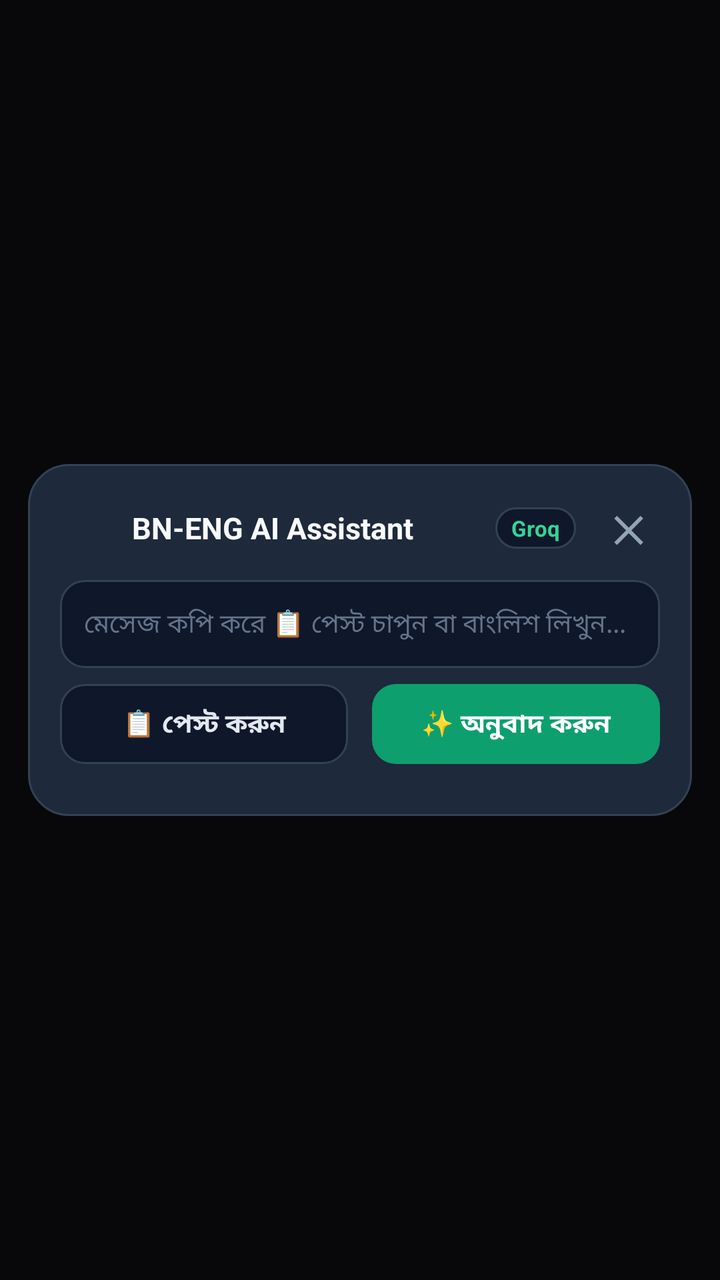
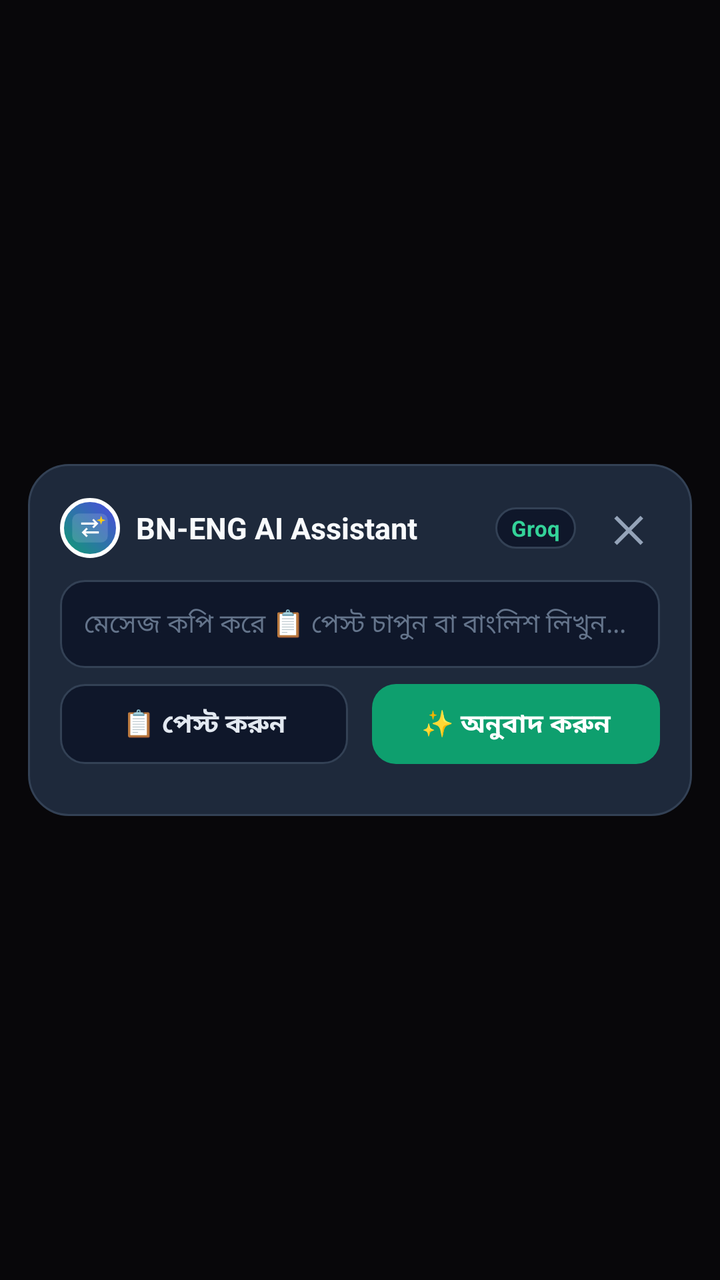

Compare the two renders of this Android layout. The source of the first and the diff that turns it into the second are given below.
<!-- AndroidManifest.xml: application theme Theme.BnEngAssistant -->
<!-- res/layout/overlay_translator_sheet.xml -->
<?xml version="1.0" encoding="utf-8"?>
<FrameLayout xmlns:android="http://schemas.android.com/apk/res/android"
    android:id="@+id/overlayBackdrop"
    android:layout_width="match_parent"
    android:layout_height="match_parent"
    android:background="#99000000"
    android:padding="14dp">

    <LinearLayout
        android:id="@+id/overlayCard"
        android:layout_width="match_parent"
        android:layout_height="wrap_content"
        android:layout_gravity="center"
        android:background="@drawable/overlay_card_bg"
        android:clickable="true"
        android:focusable="true"
        android:orientation="vertical"
        android:padding="16dp">

        
        <LinearLayout
            android:layout_width="match_parent"
            android:layout_height="wrap_content"
            android:gravity="center_vertical"
            android:orientation="horizontal"
            android:layout_marginBottom="10dp">

            <ImageView
                android:layout_width="28dp"
                android:layout_height="28dp"
                android:layout_marginEnd="8dp"
                android:contentDescription="BN-ENG Logo"
                android:scaleType="centerCrop"
                android:src="@mipmap/ic_launcher_round" />

            <TextView
                android:layout_width="0dp"
                android:layout_height="wrap_content"
                android:layout_weight="1"
                android:text="BN-ENG AI Assistant"
                android:textColor="#F8FAFC"
                android:textSize="15sp"
                android:textStyle="bold" />

            <TextView
                android:id="@+id/tvProviderBadge"
                android:layout_width="wrap_content"
                android:layout_height="wrap_content"
                android:layout_marginEnd="10dp"
                android:background="@drawable/overlay_input_bg"
                android:paddingHorizontal="8dp"
                android:paddingVertical="3dp"
                android:text="Groq"
                android:textColor="#34D399"
                android:textSize="11sp"
                android:textStyle="bold" />

            <TextView
                android:id="@+id/btnOverlayClose"
                android:layout_width="32dp"
                android:layout_height="32dp"
                android:gravity="center"
                android:text="✕"
                android:textColor="#94A3B8"
                android:textSize="18sp"
                android:textStyle="bold" />
        </LinearLayout>

        
        <EditText
            android:id="@+id/etOverlayInput"
            android:layout_width="match_parent"
            android:layout_height="wrap_content"
            android:background="@drawable/overlay_input_bg"
            android:hint="মেসেজ কপি করে 📋 পেস্ট চাপুন বা বাংলিশ লিখুন..."
            android:maxLines="3"
            android:minHeight="44dp"
            android:paddingHorizontal="12dp"
            android:paddingVertical="10dp"
            android:textColor="#F8FAFC"
            android:textColorHint="#64748B"
            android:textSize="13sp" />

        
        <LinearLayout
            android:layout_width="match_parent"
            android:layout_height="wrap_content"
            android:layout_marginTop="8dp"
            android:layout_marginBottom="10dp"
            android:orientation="horizontal">

            <TextView
                android:id="@+id/btnOverlayPaste"
                android:layout_width="0dp"
                android:layout_height="40dp"
                android:layout_marginEnd="6dp"
                android:layout_weight="1"
                android:background="@drawable/overlay_input_bg"
                android:clickable="true"
                android:focusable="true"
                android:gravity="center"
                android:text="📋 পেস্ট করুন"
                android:textColor="#E2E8F0"
                android:textSize="13sp"
                android:textStyle="bold" />

            <TextView
                android:id="@+id/btnOverlayTranslate"
                android:layout_width="0dp"
                android:layout_height="40dp"
                android:layout_marginStart="6dp"
                android:layout_weight="1"
                android:background="@drawable/overlay_primary_btn_bg"
                android:clickable="true"
                android:focusable="true"
                android:gravity="center"
                android:text="✨ অনুবাদ করুন"
                android:textColor="#FFFFFF"
                android:textSize="13sp"
                android:textStyle="bold" />
        </LinearLayout>

        
        <LinearLayout
            android:id="@+id/layoutOverlayLoading"
            android:layout_width="match_parent"
            android:layout_height="wrap_content"
            android:gravity="center"
            android:orientation="horizontal"
            android:paddingVertical="16dp"
            android:visibility="gone">

            <ProgressBar
                android:layout_width="24dp"
                android:layout_height="24dp"
                android:indeterminateTint="#10B981" />

            <TextView
                android:layout_width="wrap_content"
                android:layout_height="wrap_content"
                android:layout_marginStart="10dp"
                android:text="AI অনুবাদ তৈরি করছে..."
                android:textColor="#94A3B8"
                android:textSize="13sp" />
        </LinearLayout>

        
        <TextView
            android:id="@+id/tvOverlayError"
            android:layout_width="match_parent"
            android:layout_height="wrap_content"
            android:background="#33EF4444"
            android:padding="10dp"
            android:textColor="#FCA5A5"
            android:textSize="12sp"
            android:visibility="gone" />

        
        <ScrollView
            android:id="@+id/scrollOverlayResult"
            android:layout_width="match_parent"
            android:layout_height="wrap_content"
            android:visibility="gone">

            <LinearLayout
                android:layout_width="match_parent"
                android:layout_height="wrap_content"
                android:orientation="vertical">

                <TextView
                    android:id="@+id/tvOverlayHeaderLabel"
                    android:layout_width="wrap_content"
                    android:layout_height="wrap_content"
                    android:text="বাংলা অর্থ:"
                    android:textColor="#34D399"
                    android:textSize="11sp"
                    android:textStyle="bold" />

                <TextView
                    android:id="@+id/tvOverlayMeaning"
                    android:layout_width="match_parent"
                    android:layout_height="wrap_content"
                    android:layout_marginTop="4dp"
                    android:layout_marginBottom="10dp"
                    android:lineSpacingExtra="2dp"
                    android:textColor="#F8FAFC"
                    android:textSize="14sp" />

                <TextView
                    android:id="@+id/tvOverlayRepliesLabel"
                    android:layout_width="wrap_content"
                    android:layout_height="wrap_content"
                    android:layout_marginBottom="6dp"
                    android:text="যেকোনো রিপ্লাই ট্যাপ করলে কপি ও রিপ্লেস হবে:"
                    android:textColor="#94A3B8"
                    android:textSize="11sp" />

                <TextView
                    android:id="@+id/btnOverlayCasual"
                    android:layout_width="match_parent"
                    android:layout_height="wrap_content"
                    android:layout_marginBottom="6dp"
                    android:background="@drawable/overlay_reply_btn_bg"
                    android:padding="10dp"
                    android:textColor="#F8FAFC"
                    android:textSize="13sp" />

                <TextView
                    android:id="@+id/btnOverlayProfessional"
                    android:layout_width="match_parent"
                    android:layout_height="wrap_content"
                    android:layout_marginBottom="6dp"
                    android:background="@drawable/overlay_reply_btn_bg"
                    android:padding="10dp"
                    android:textColor="#F8FAFC"
                    android:textSize="13sp" />

                <TextView
                    android:id="@+id/btnOverlayPolite"
                    android:layout_width="match_parent"
                    android:layout_height="wrap_content"
                    android:layout_marginBottom="6dp"
                    android:background="@drawable/overlay_reply_btn_bg"
                    android:padding="10dp"
                    android:textColor="#F8FAFC"
                    android:textSize="13sp" />

                <TextView
                    android:id="@+id/btnOverlayConcise"
                    android:layout_width="match_parent"
                    android:layout_height="wrap_content"
                    android:background="@drawable/overlay_reply_btn_bg"
                    android:padding="10dp"
                    android:textColor="#F8FAFC"
                    android:textSize="13sp" />
            </LinearLayout>
        </ScrollView>
    </LinearLayout>
</FrameLayout>
<!-- resources referenced by this layout -->
<resources>
  <!-- drawable overlay_card_bg (drawable) -->
  <?xml version="1.0" encoding="utf-8"?>
  <shape xmlns:android="http://schemas.android.com/apk/res/android"
      android:shape="rectangle">
      <solid android:color="#1E293B" />
      <corners android:radius="20dp" />
      <stroke android:width="1dp" android:color="#334155" />
  </shape>
  <!-- drawable overlay_input_bg (drawable) -->
  <?xml version="1.0" encoding="utf-8"?>
  <shape xmlns:android="http://schemas.android.com/apk/res/android"
      android:shape="rectangle">
      <solid android:color="#0F172A" />
      <corners android:radius="12dp" />
      <stroke android:width="1dp" android:color="#334155" />
  </shape>
  <!-- drawable overlay_primary_btn_bg (drawable) -->
  <?xml version="1.0" encoding="utf-8"?>
  <shape xmlns:android="http://schemas.android.com/apk/res/android"
      android:shape="rectangle">
      <solid android:color="#0E9F6E" />
      <corners android:radius="12dp" />
  </shape>
  <!-- drawable overlay_reply_btn_bg (drawable) -->
  <?xml version="1.0" encoding="utf-8"?>
  <shape xmlns:android="http://schemas.android.com/apk/res/android"
      android:shape="rectangle">
      <solid android:color="#0F172A" />
      <corners android:radius="12dp" />
      <stroke android:width="1dp" android:color="#0E9F6E" />
  </shape>
  <!-- mipmap ic_launcher_round (mipmap-anydpi-v26) -->
  <?xml version="1.0" encoding="utf-8"?>
  <adaptive-icon xmlns:android="http://schemas.android.com/apk/res/android">
      <background android:drawable="@drawable/ic_launcher_background" />
      <foreground android:drawable="@drawable/ic_launcher_foreground" />
  </adaptive-icon>
  <style name="Theme.BnEngAssistant" parent="Theme.Material3.Dark.NoActionBar">
          <item name="colorPrimary">@color/primary</item>
          <item name="colorSecondary">@color/accent</item>
          <item name="android:statusBarColor">@color/background</item>
          <item name="android:navigationBarColor">@color/background</item>
      </style>
  <!-- drawable ic_launcher_background (drawable) -->
  <?xml version="1.0" encoding="utf-8"?>
  <shape xmlns:android="http://schemas.android.com/apk/res/android"
      android:shape="rectangle">
      <gradient
          android:angle="135"
          android:startColor="#0E9F6E"
          android:centerColor="#057A55"
          android:endColor="#4F46E5" />
  </shape>
  <!-- drawable ic_launcher_foreground (drawable) -->
  <?xml version="1.0" encoding="utf-8"?>
  <vector xmlns:android="http://schemas.android.com/apk/res/android"
      android:width="108dp"
      android:height="108dp"
      android:viewportWidth="108"
      android:viewportHeight="108">
  
      
      <path
          android:fillColor="#25FFFFFF"
          android:pathData="M34,28h40a12,12 0 0,1 12,12v28a12,12 0 0,1 -12,12h-40a12,12 0 0,1 -12,-12v-28a12,12 0 0,1 12,-12z" />
  
      
      <path
          android:fillColor="#FFFFFF"
          android:pathData="M38,44h24l-4,-4l2.5,-2.5l8.5,8.5l-8.5,8.5l-2.5,-2.5l4,-4h-24z" />
  
      
      <path
          android:fillColor="#FFFFFF"
          android:pathData="M70,64h-24l4,4l-2.5,2.5l-8.5,-8.5l8.5,-8.5l2.5,2.5l-4,4h24z" />
  
      
      <path
          android:fillColor="#FACC15"
          android:pathData="M74,32L76,38L82,40L76,42L74,48L72,42L66,40L72,38Z" />
  
  </vector>
  <color name="primary">#0E9F6E</color>
  <color name="accent">#4F46E5</color>
  <color name="background">#0F172A</color>
</resources>

<!-- the commit's change to res/layout/overlay_translator_sheet.xml (unified diff, before → after) -->
@@ -25,13 +25,19 @@
             android:orientation="horizontal"
             android:layout_marginBottom="10dp">
 
-            <ImageView
-                android:layout_width="28dp"
-                android:layout_height="28dp"
+            <FrameLayout
+                android:layout_width="30dp"
+                android:layout_height="30dp"
                 android:layout_marginEnd="8dp"
-                android:contentDescription="BN-ENG Logo"
-                android:scaleType="centerCrop"
-                android:src="@mipmap/ic_launcher_round" />
+                android:background="@drawable/rounded_brand_bg">
+                <ImageView
+                    android:layout_width="30dp"
+                    android:layout_height="30dp"
+                    android:layout_gravity="center"
+                    android:contentDescription="BN-ENG Logo"
+                    android:scaleType="centerInside"
+                    android:src="@drawable/ic_launcher_foreground" />
+            </FrameLayout>
 
             <TextView
                 android:layout_width="0dp"
<!-- resource entries referenced after the edit -->
@@ -31,28 +31,24 @@
       <corners android:radius="12dp" />
       <stroke android:width="1dp" android:color="#0E9F6E" />
   </shape>
-  <!-- mipmap ic_launcher_round (mipmap-anydpi-v26) -->
+  <!-- drawable rounded_brand_bg (drawable) -->
   <?xml version="1.0" encoding="utf-8"?>
-  <adaptive-icon xmlns:android="http://schemas.android.com/apk/res/android">
-      <background android:drawable="@drawable/ic_launcher_background" />
-      <foreground android:drawable="@drawable/ic_launcher_foreground" />
-  </adaptive-icon>
+  <shape xmlns:android="http://schemas.android.com/apk/res/android"
+      android:shape="oval">
+      <gradient
+          android:startColor="#0E9F6E"
+          android:endColor="#4F46E5"
+          android:angle="45" />
+      <stroke
+          android:width="2dp"
+          android:color="#FFFFFF" />
+  </shape>
   <style name="Theme.BnEngAssistant" parent="Theme.Material3.Dark.NoActionBar">
           <item name="colorPrimary">@color/primary</item>
           <item name="colorSecondary">@color/accent</item>
           <item name="android:statusBarColor">@color/background</item>
           <item name="android:navigationBarColor">@color/background</item>
       </style>
-  <!-- drawable ic_launcher_background (drawable) -->
-  <?xml version="1.0" encoding="utf-8"?>
-  <shape xmlns:android="http://schemas.android.com/apk/res/android"
-      android:shape="rectangle">
-      <gradient
-          android:angle="135"
-          android:startColor="#0E9F6E"
-          android:centerColor="#057A55"
-          android:endColor="#4F46E5" />
-  </shape>
   <!-- drawable ic_launcher_foreground (drawable) -->
   <?xml version="1.0" encoding="utf-8"?>
   <vector xmlns:android="http://schemas.android.com/apk/res/android"
